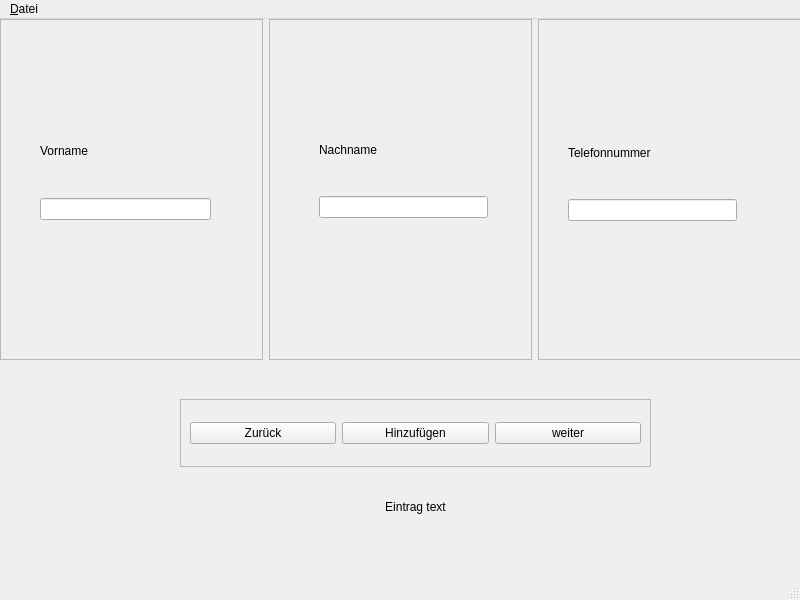
This is Jahr3/CallCenterAufgabe/mainwindow.ui in nroelfs/schule as Qt 5 draws it before an edit. The edited form follows.
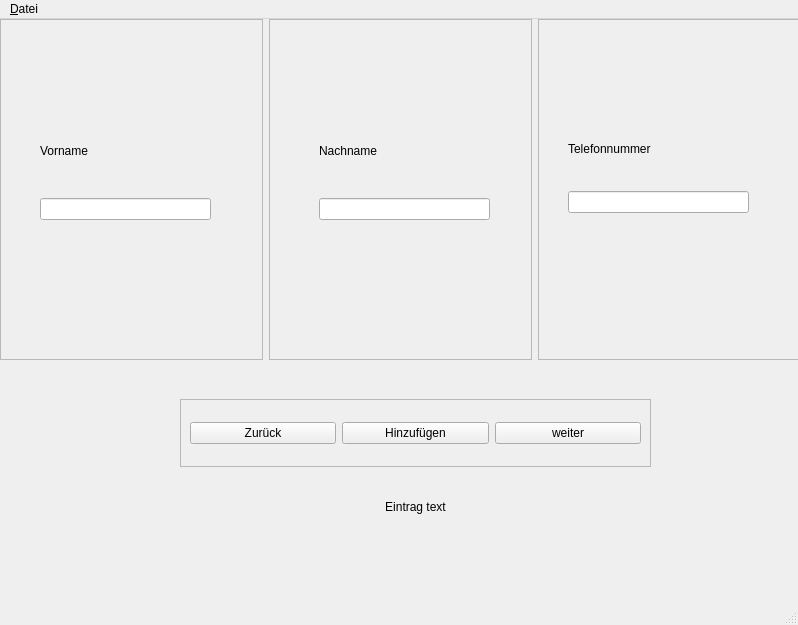
This is the edited form.

```diff
--- a/Jahr3/CallCenterAufgabe/mainwindow.ui
+++ b/Jahr3/CallCenterAufgabe/mainwindow.ui
@@ -6,8 +6,8 @@
    <rect>
     <x>0</x>
     <y>0</y>
-    <width>800</width>
-    <height>600</height>
+    <width>798</width>
+    <height>625</height>
    </rect>
   </property>
   <property name="windowTitle">
@@ -125,28 +125,27 @@
        <property name="frameShadow">
         <enum>QFrame::Raised</enum>
        </property>
-       <widget class="QLabel" name="labelNachname">
+       <widget class="QWidget" name="layoutWidget">
         <property name="geometry">
          <rect>
           <x>50</x>
           <y>90</y>
-          <width>169</width>
-          <height>81</height>
+          <width>171</width>
+          <height>111</height>
          </rect>
         </property>
-        <property name="text">
-         <string>Nachname</string>
-        </property>
-       </widget>
-       <widget class="QLineEdit" name="lineEditNachname">
-        <property name="geometry">
-         <rect>
-          <x>50</x>
-          <y>177</y>
-          <width>169</width>
-          <height>22</height>
-         </rect>
-        </property>
+        <layout class="QVBoxLayout" name="verticalLayout_4">
+         <item>
+          <widget class="QLabel" name="labelNachname">
+           <property name="text">
+            <string>Nachname</string>
+           </property>
+          </widget>
+         </item>
+         <item>
+          <widget class="QLineEdit" name="lineEditNachname"/>
+         </item>
+        </layout>
        </widget>
       </widget>
      </item>
@@ -158,28 +157,27 @@
        <property name="frameShadow">
         <enum>QFrame::Raised</enum>
        </property>
-       <widget class="QLabel" name="labelTelefonnummer">
+       <widget class="QWidget" name="layoutWidget">
         <property name="geometry">
          <rect>
           <x>30</x>
           <y>93</y>
-          <width>169</width>
-          <height>81</height>
+          <width>181</width>
+          <height>101</height>
          </rect>
         </property>
-        <property name="text">
-         <string>Telefonnummer</string>
-        </property>
-       </widget>
-       <widget class="QLineEdit" name="lineEditTelefonnummer">
-        <property name="geometry">
-         <rect>
-          <x>30</x>
-          <y>180</y>
-          <width>169</width>
-          <height>22</height>
-         </rect>
-        </property>
+        <layout class="QVBoxLayout" name="verticalLayout_3">
+         <item>
+          <widget class="QLabel" name="labelTelefonnummer">
+           <property name="text">
+            <string>Telefonnummer</string>
+           </property>
+          </widget>
+         </item>
+         <item>
+          <widget class="QLineEdit" name="lineEditTelefonnummer"/>
+         </item>
+        </layout>
        </widget>
       </widget>
      </item>
@@ -191,7 +189,7 @@
     <rect>
      <x>0</x>
      <y>0</y>
-     <width>800</width>
+     <width>798</width>
      <height>21</height>
     </rect>
    </property>
```
